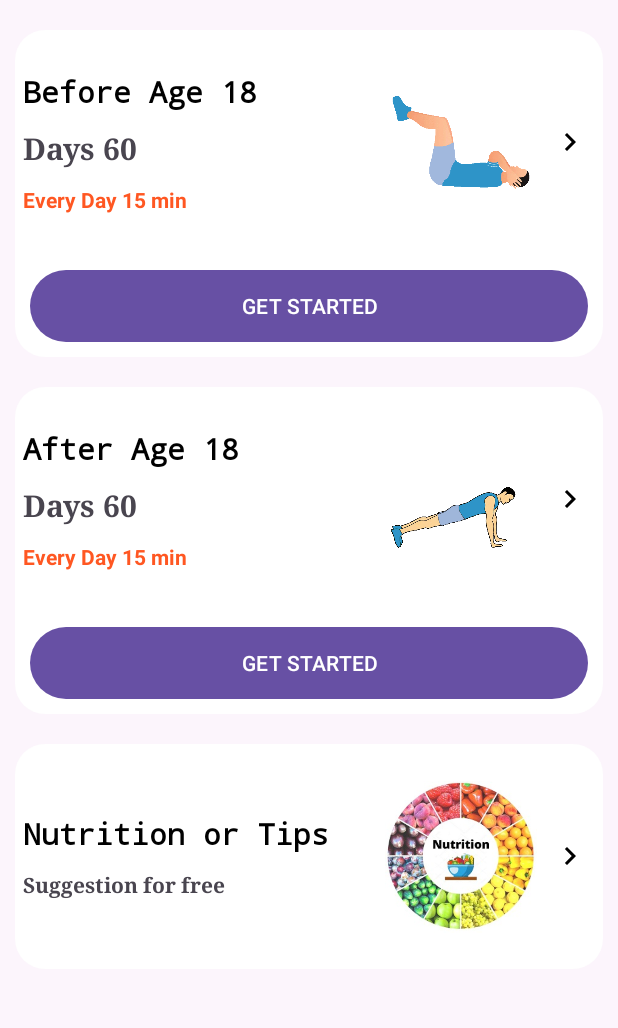
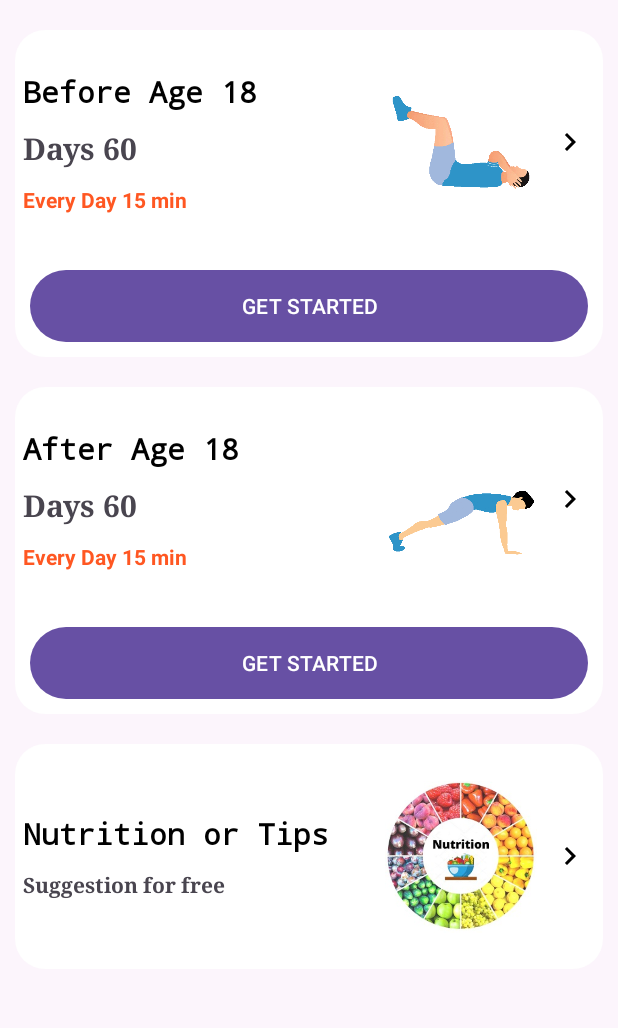
Before and after one commit to Nikhilkumar2311/CodeAlpha_FitnessTracker-App, an Android app: the screen it shows after launch (MainActivity), on a phone screen of 412 x 824 dp, the part 96-1124 px from its top. Run offline under Robolectric (Android 15) with nearby library versions, the phone set to English and light mode, and no system bars.

Commit message:
Main Activity UI Fix

```diff
--- a/app/src/main/res/layout/activity_main.xml
+++ b/app/src/main/res/layout/activity_main.xml
@@ -181,7 +181,7 @@
                         <pl.droidsonroids.gif.GifImageView
                             android:layout_width="fill_parent"
                             android:layout_height="wrap_content"
-                            android:src="@drawable/exersice_10"/>
+                            android:src="@drawable/exersice_1"/>
 
                     </LinearLayout>
 
```
